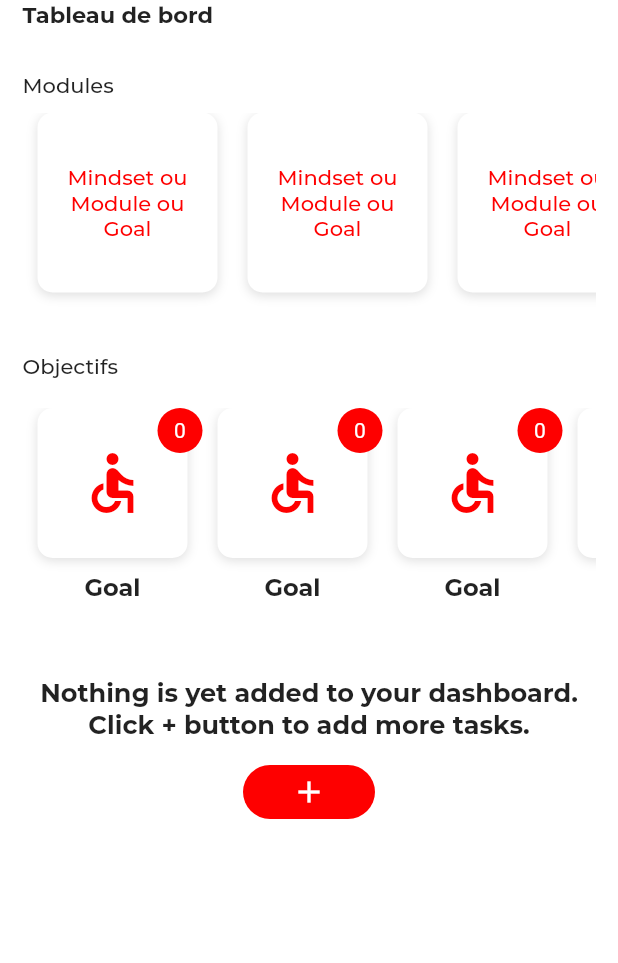
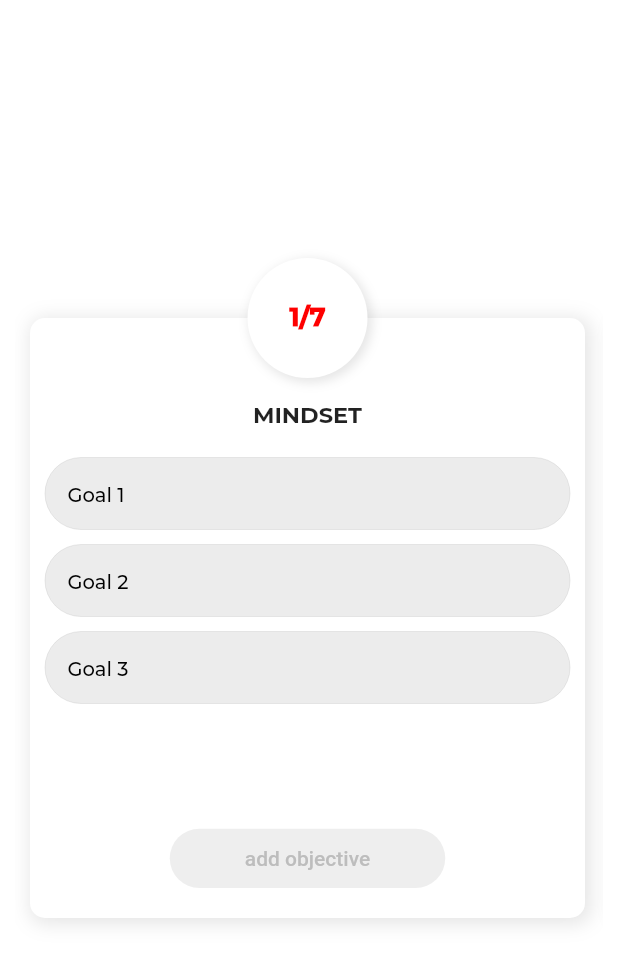
Before and after one commit to enzomarc/affirmedme, a Flutter app: the DashboardHome screen opened directly, after a tap on the "add" icon, on a phone screen of 412 x 824 dp. Shown: the top 963 px of the screen. Run offline on Flutter 3.47's test engine with Material 2 defaults, Android fonts, the phone set to English and light mode, and no system bars; our stand-ins replace grouped_list; project files that could hold a hidden picture were left out.

Commit message:
screen: add goal screen

```diff
--- a/lib/main.dart
+++ b/lib/main.dart
@@ -1,4 +1,5 @@
 import 'package:flutter/material.dart';
+import 'package:kronosme/screens/add_goal.dart';
 import 'screens/dashboard/container.dart';
 import 'screens/signup/screen.dart';
 import 'screens/welcome.dart';
@@ -26,7 +27,7 @@ class MyApp extends StatelessWidget {
         primarySwatch: Colors.blue,
         visualDensity: VisualDensity.adaptivePlatformDensity,
       ),
-      initialRoute: '/welcome',
+      initialRoute: '/package',
       routes: {
         '/welcome': (context) => WelcomeScreen(),
         '/package': (context) => PackageScreen(),
@@ -39,6 +40,7 @@ class MyApp extends StatelessWidget {
         '/contactInformation': (context) => ContactInformationPage(),
         '/addContact': (context) => AddContactPage(),
         '/contactList': (context) => ContactsPage(),
+        '/goals/add': (context) => AddGoalScreen(),
       },
     );
   }
--- /dev/null
+++ b/lib/screens/add_goal.dart
@@ -0,0 +1,176 @@
+import 'package:flutter/material.dart';
+
+class AddGoalScreen extends StatefulWidget {
+  @override
+  _AddGoalScreenState createState() => _AddGoalScreenState();
+}
+
+int goals = 3;
+
+class _AddGoalScreenState extends State<AddGoalScreen> {
+  @override
+  Widget build(BuildContext context) {
+    return Scaffold(
+      backgroundColor: Colors.white,
+      body: SafeArea(
+        child: SingleChildScrollView(
+          child: Padding(
+            padding: EdgeInsets.symmetric(horizontal: 10.0),
+            child: SizedBox(
+              width: MediaQuery.of(context).size.width,
+              height: MediaQuery.of(context).size.height,
+              child: ListView.builder(
+                physics: PageScrollPhysics(),
+                scrollDirection: Axis.horizontal,
+                itemCount: 7,
+                itemBuilder: (context, index) => Stack(
+                  alignment: Alignment.center,
+                  children: <Widget>[
+                    Container(
+                      height: 400.0,
+                      width: 370.0,
+                      margin: EdgeInsets.symmetric(horizontal: 10.0),
+                      decoration: BoxDecoration(
+                        color: Colors.white,
+                        borderRadius: BorderRadius.circular(10.0),
+                        boxShadow: [
+                          BoxShadow(
+                            blurRadius: 10.0,
+                            color: Colors.black.withOpacity(0.1),
+                            spreadRadius: 2.0,
+                            offset: Offset(2, 2),
+                          ),
+                        ],
+                      ),
+                      child: Padding(
+                        padding: const EdgeInsets.only(top: 55.0),
+                        child: Column(
+                          children: <Widget>[
+                            Text(
+                              'MINDSET',
+                              style: TextStyle(
+                                fontFamily: 'Montserrat Bold',
+                                fontSize: 15.0,
+                              ),
+                            ),
+                            SizedBox(height: 20.0),
+                            Expanded(
+                              flex: 6,
+                              child: ListView.builder(
+                                scrollDirection: Axis.vertical,
+                                itemCount: goals,
+                                itemBuilder: (context, index) => Container(
+                                  margin: EdgeInsets.only(bottom: 10.0),
+                                  padding:
+                                      EdgeInsets.symmetric(horizontal: 10.0),
+                                  child: TextField(
+                                    decoration: InputDecoration(
+                                      fillColor: Colors.grey.withOpacity(0.2),
+                                      filled: true,
+                                      hintText:
+                                          "Goal ${(index + 1).toString()}",
+                                      hintStyle: TextStyle(
+                                        color: Colors.black,
+                                        fontFamily: 'Montserrat Medium',
+                                        fontSize: 13.0,
+                                      ),
+                                      contentPadding:
+                                          const EdgeInsets.symmetric(
+                                        vertical: 5.0,
+                                        horizontal: 15.0,
+                                      ),
+                                      border: OutlineInputBorder(
+                                        borderRadius:
+                                            BorderRadius.circular(500.0),
+                                        borderSide: BorderSide(
+                                          width: 0.0,
+                                          color: Colors.grey.withOpacity(0.2),
+                                        ),
+                                      ),
+                                      enabledBorder: OutlineInputBorder(
+                                        borderRadius:
+                                            BorderRadius.circular(500.0),
+                                        borderSide: BorderSide(
+                                          width: 0.0,
+                                          color: Colors.grey.withOpacity(0.2),
+                                        ),
+                                      ),
+                                      focusedBorder: OutlineInputBorder(
+                                        borderRadius:
+                                            BorderRadius.circular(500.0),
+                                        borderSide: BorderSide(
+                                          width: 0.0,
+                                          color: Colors.grey.withOpacity(0.2),
+                                        ),
+                                      ),
+                                    ),
+                                  ),
+                                ),
+                              ),
+                            ),
+                            SizedBox(height: 10.0),
+                            Expanded(
+                              child: FlatButton(
+                                shape: RoundedRectangleBorder(
+                                  borderRadius: BorderRadius.circular(500.0),
+                                ),
+                                color: Colors.grey.shade200,
+                                padding: EdgeInsets.symmetric(
+                                  horizontal: 50.0,
+                                  vertical: 10.0,
+                                ),
+                                onPressed: () {
+                                  setState(() {
+                                    goals++;
+                                  });
+                                },
+                                child: Text(
+                                  'add objective',
+                                  style: TextStyle(
+                                    color: Colors.grey.shade400,
+                                  ),
+                                ),
+                              ),
+                            ),
+                            SizedBox(height: 20.0),
+                          ],
+                        ),
+                      ),
+                    ),
+                    Container(
+                      height: 80.0,
+                      width: 80.0,
+                      margin: EdgeInsets.only(bottom: 400.0),
+                      decoration: BoxDecoration(
+                        borderRadius: BorderRadius.circular(500.0),
+                        color: Colors.white,
+                        boxShadow: [
+                          BoxShadow(
+                            blurRadius: 5.0,
+                            color: Colors.black.withOpacity(0.1),
+                            spreadRadius: 1.0,
+                            offset: Offset(2, 2),
+                          ),
+                        ],
+                      ),
+                      alignment: Alignment.center,
+                      child: Text(
+                        '1/7',
+                        style: TextStyle(
+                          fontFamily: 'Montserrat Bold',
+                          fontWeight: FontWeight.w900,
+                          fontSize: 17.0,
+                          color: Color(0xFFFE0000),
+                        ),
+                      ),
+                    ),
+                  ],
+                ),
+              ),
+            ),
+          ),
+        ),
+      ),
+    );
+  }
+}
--- a/lib/screens/dashboard/container.dart
+++ b/lib/screens/dashboard/container.dart
@@ -17,6 +17,7 @@ class _DashboardScreenState extends State<DashboardScreen> {
 
   Widget currentScreen;
   final PageStorageBucket bucket = PageStorageBucket();
+  final GlobalKey<ScaffoldState> _scaffoldKey = new GlobalKey<ScaffoldState>();
 
   @override
   void initState() {
@@ -33,9 +34,12 @@ class _DashboardScreenState extends State<DashboardScreen> {
       ),
     );
 
+    final String type = ModalRoute.of(context).settings.arguments;
+
     return SafeArea(
       child: Scaffold(
         backgroundColor: Colors.white,
+        key: _scaffoldKey,
         drawer: Drawer(
           child: Column(
             children: [
@@ -166,7 +170,7 @@ class _DashboardScreenState extends State<DashboardScreen> {
                         color: Color(0xFFFE0000),
                       ),
                       onPressed: () {
-                        print(Scaffold.of(context).hasDrawer);
+                        _scaffoldKey.currentState.openDrawer();
                       },
                     ),
                     Row(
@@ -181,6 +185,7 @@ class _DashboardScreenState extends State<DashboardScreen> {
                         ),
                         Column(
                           mainAxisAlignment: MainAxisAlignment.center,
+                          crossAxisAlignment: CrossAxisAlignment.start,
                           children: <Widget>[
                             Text(
                               'Hi! John',
@@ -190,7 +195,7 @@ class _DashboardScreenState extends State<DashboardScreen> {
                               ),
                             ),
                             Text(
-                              'Basic Pack',
+                              type == 'basic' ? 'Basic Pack' : 'Premium Pack',
                               style: TextStyle(
                                 fontFamily: 'Montserrat Medium',
                                 fontSize: 13.0,
--- a/lib/screens/dashboard/home.dart
+++ b/lib/screens/dashboard/home.dart
@@ -20,7 +20,7 @@ class _DashboardHomeState extends State<DashboardHome> {
               crossAxisAlignment: CrossAxisAlignment.start,
               children: <Widget>[
                 Text(
-                  'Tableau de bord',
+                  'Dashboard',
                   style: TextStyle(
                     fontFamily: 'Montserrat Bold',
                     fontSize: 15.0,
@@ -47,7 +47,7 @@ class _DashboardHomeState extends State<DashboardHome> {
                 ),
                 SizedBox(height: 30.0),
                 Text(
-                  'Objectifs',
+                  'Objectives',
                   style: TextStyle(fontFamily: 'Montserrat Medium'),
                 ),
                 SizedBox(height: 20.0),
@@ -68,7 +68,7 @@ class _DashboardHomeState extends State<DashboardHome> {
                 Column(
                   children: <Widget>[
                     Text(
-                      'Nothing is yet added to your dashboard. Click + button to add more tasks.',
+                      'Nothing is yet added to your dashboard. Click + button to add more goals.',
                       textAlign: TextAlign.center,
                       style: TextStyle(
                         fontFamily: 'Montserrat Bold',
@@ -77,7 +77,9 @@ class _DashboardHomeState extends State<DashboardHome> {
                     ),
                     SizedBox(height: 10.0),
                     FlatButton(
-                      onPressed: () {},
+                      onPressed: () {
+                        Navigator.pushNamed(context, '/goals/add');
+                      },
                       child: Icon(
                         Icons.add,
                         color: Colors.white,
@@ -89,6 +91,45 @@ class _DashboardHomeState extends State<DashboardHome> {
                     ),
                   ],
                 ),
+                SizedBox(height: 50.0),
+                Container(
+                  decoration: BoxDecoration(
+                    color: Color(0XFF1789FC),
+                    borderRadius: BorderRadius.circular(4.0),
+                  ),
+                  padding:
+                      EdgeInsets.symmetric(vertical: 20.0, horizontal: 20.0),
+                  margin: EdgeInsets.only(bottom: 20.0),
+                  child: Column(
+                    crossAxisAlignment: CrossAxisAlignment.start,
+                    children: <Widget>[
+                      Row(
+                        children: <Widget>[
+                          Icon(Icons.info_outline, color: Colors.white),
+                          SizedBox(width: 10.0),
+                          Text(
+                            'Daily Tip',
+                            style: TextStyle(
+                              color: Colors.white,
+                              fontFamily: 'Montserrat Bold',
+                              fontSize: 12.0,
+                            ),
+                          ),
+                        ],
+                      ),
+                      SizedBox(height: 10.0),
+                      Text(
+                        'Lorem ipsum dolor sit amet, consectetur adipiscing elit, sed do eiusmod tempor incididunt ut labore et dolore magna aliqua. Nisi scelerisque eu ultrices vitae auctor eu. Vitae congue eu consequat ac felis donec. Vel orci porta non pulvinar neque.',
+                        style: TextStyle(
+                          color: Colors.white,
+                          fontFamily: 'Montserrat Semibold',
+                          fontSize: 11.0,
+                          height: 2.0,
+                        ),
+                      ),
+                    ],
+                  ),
+                ),
               ],
             ),
           ),
--- a/lib/screens/sign_up.dart
+++ b/lib/screens/sign_up.dart
@@ -223,7 +223,7 @@ class _SignUpPageState extends State<SignUpPage> {
                                 top: 20.0,
                                 bottom: 20.0),
                             onPressed: () {
-                              Navigator.pushNamed(context, '/dashboard');
+                              Navigator.pushNamed(context, '/dashboard', arguments: 'basic');
                             },
                             child: Text(
                               'Sign Up',
--- a/lib/screens/signup/screen.dart
+++ b/lib/screens/signup/screen.dart
@@ -465,7 +465,8 @@ class _SignupScreenState extends State<SignupScreen> {
                 width: MediaQuery.of(context).size.width,
                 child: RaisedButton(
                   onPressed: () {
-                    Navigator.popAndPushNamed(context, '/dashboard/premium');
+                    Navigator.popAndPushNamed(context, '/dashboard',
+                        arguments: 'premium');
                   },
                   padding: const EdgeInsets.symmetric(
                     horizontal: 50.0,
--- a/pubspec.yaml
+++ b/pubspec.yaml
@@ -25,6 +25,8 @@ dependencies:
     sdk: flutter
   grouped_list: ^3.5.0
   dio: ^3.0.10
+  shared_preferences: ^0.5.12+4
+  provider: ^4.3.2+3
 
   # The following adds the Cupertino Icons font to your application.
   # Use with the CupertinoIcons class for iOS style icons.
```
Also changed, not shown: pubspec.lock, 1 other file.
